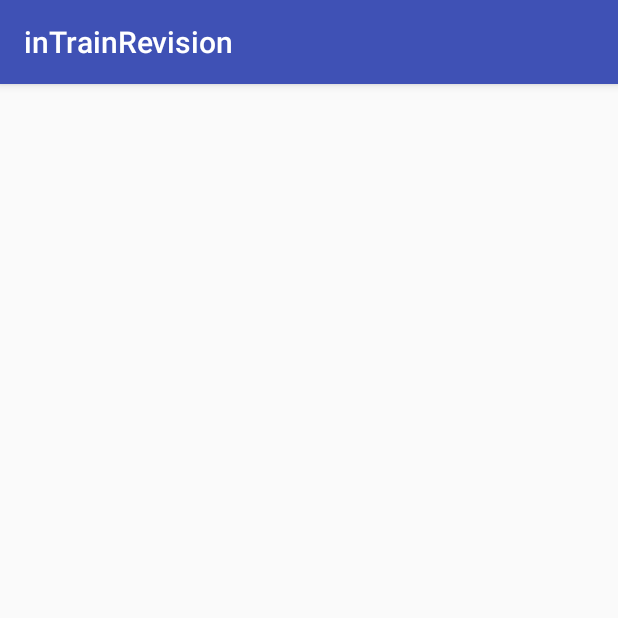
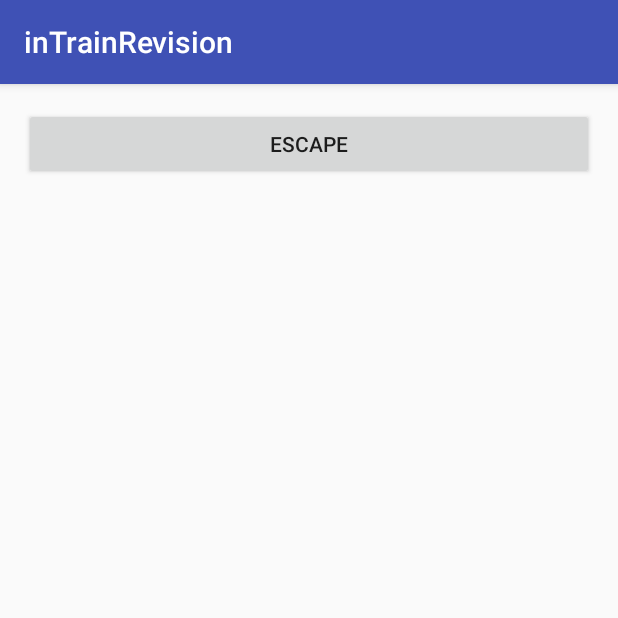
Before and after one commit to RafalJaworski/W1D1AndroidApp, an Android app: the NamesActivity screen opened directly, with no data from a screen before it, on a phone screen of 412 x 824 dp, the top half of it. Run offline under Robolectric (Android 15) with nearby library versions, the phone set to English and light mode, and no system bars.

Commit message:
Escape new view implementet

```diff
--- a/app/src/main/java/domenafirmy/intrainrevision/FinishOnClickListener.java
+++ b/app/src/main/java/domenafirmy/intrainrevision/FinishOnClickListener.java
@@ -1,7 +1,26 @@
 package domenafirmy.intrainrevision;
+
+import android.app.Activity;
+import android.view.View;
 
 /**
  * Created by jawa on 24/10/2015.
  */
-public class FinishOnClickListener  {
+public class FinishOnClickListener implements View.OnClickListener {
+
+    private Activity activity;
+
+    public FinishOnClickListener(Activity activity) {
+        this.activity = activity;
+    }
+
+    /**
+     * Called when a view has been clicked.
+     *
+     * @param v The view that was clicked.
+     */
+    @Override
+    public void onClick(View v) {
+        this.activity.finish();
+    }
 }
--- a/app/src/main/java/domenafirmy/intrainrevision/NamesActivity.java
+++ b/app/src/main/java/domenafirmy/intrainrevision/NamesActivity.java
@@ -4,12 +4,14 @@ import android.content.Context;
 import android.support.v7.app.AppCompatActivity;
 import android.os.Bundle;
 import android.view.View;
+import android.widget.Button;
 import android.widget.TextView;
 
 public class NamesActivity extends AppCompatActivity {
 
     public static final String EXTRA_NAME = "name";
     private TextView fullname ;
+    private Button btnEscape ;
 
     @Override
     protected void onCreate(Bundle savedInstanceState) {
@@ -24,5 +26,9 @@ public class NamesActivity extends AppCompatActivity {
 
             this.fullname.setText(paramValue);
         }
+
+        btnEscape = (Button) findViewById(R.id.btnEscape);
+
+        btnEscape.setOnClickListener(new FinishOnClickListener(this));
     }
 }
--- a/app/src/main/res/layout/activity_names.xml
+++ b/app/src/main/res/layout/activity_names.xml
@@ -13,4 +13,11 @@
         android:id="@+id/fullnameDisplay"
         android:layout_width="match_parent"
         android:layout_height="match_parent" />
+
+    <Button
+        android:id="@+id/btnEscape"
+        android:layout_width="match_parent"
+        android:layout_height="wrap_content"
+        android:text="@string/btnEscape"
+        />
 </RelativeLayout>
--- a/app/src/main/res/values/strings.xml
+++ b/app/src/main/res/values/strings.xml
@@ -4,4 +4,5 @@
     <string name="radio_man">Man</string>
     <string name="radio_woman">Woman</string>
     <string name="btn_send">Send</string>
+    <string name="btnEscape">Escape</string>
 </resources>
```
